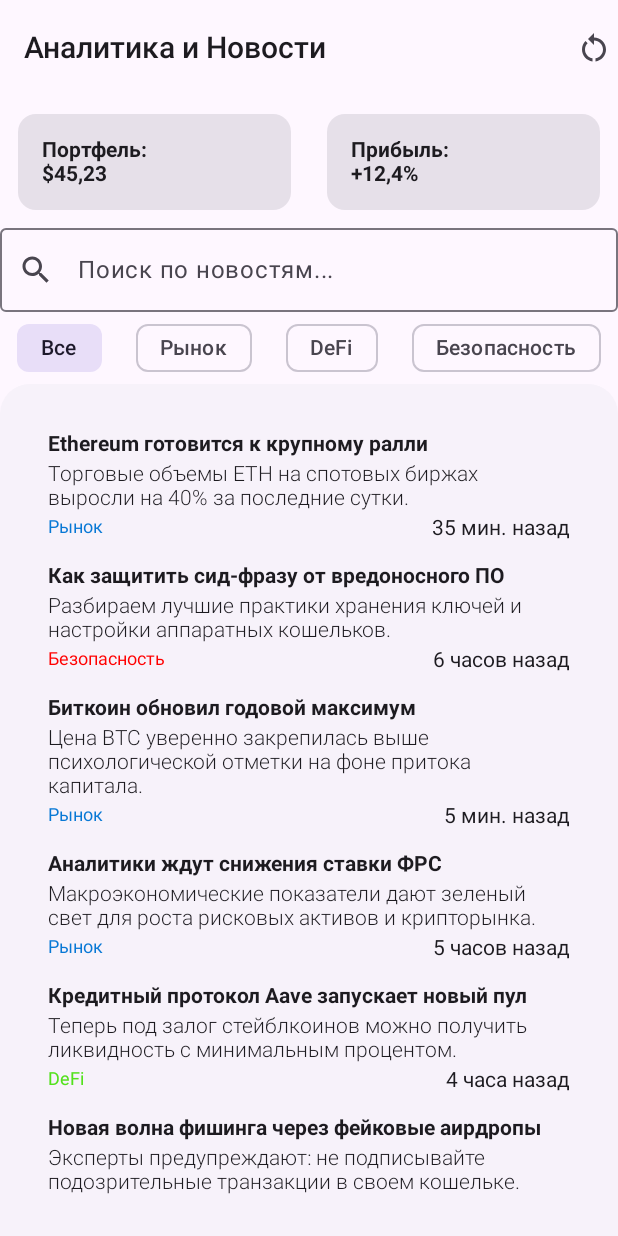
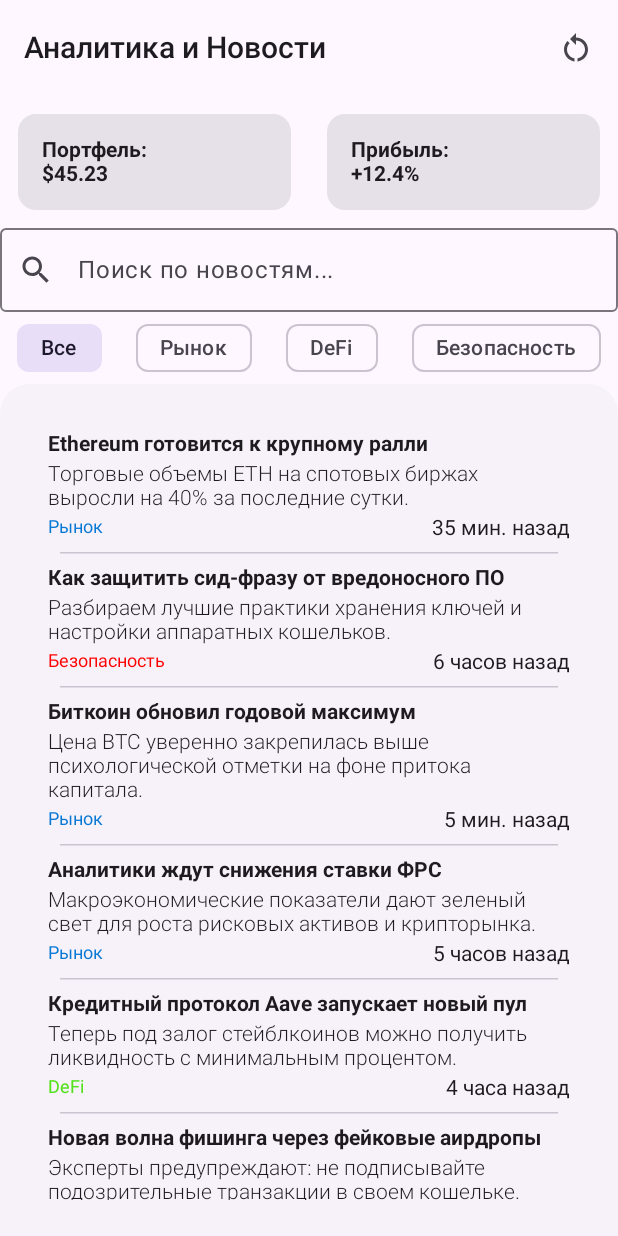
Before and after one commit to maks9678/CriptoTreck, an Android app built with Jetpack Compose: the screen it shows after launch (MainActivity), on a phone screen of 412 x 824 dp. Run offline under Robolectric (Android 15) with nearby library versions, the phone set to English and light mode, and no system bars.

Commit message:
Доработка ui

```diff
--- a/app/src/main/java/com/example/criptotreck/ui/theme/News/NewsScreen.kt
+++ b/app/src/main/java/com/example/criptotreck/ui/theme/News/NewsScreen.kt
@@ -1,6 +1,7 @@
 package com.example.criptotreck.ui.theme.News
 
 import androidx.compose.foundation.layout.Arrangement
+import androidx.compose.foundation.layout.Box
 import androidx.compose.foundation.layout.Column
 import androidx.compose.foundation.layout.Row
 import androidx.compose.foundation.layout.fillMaxSize
@@ -10,6 +11,7 @@ import androidx.compose.foundation.layout.size
 import androidx.compose.foundation.lazy.LazyColumn
 import androidx.compose.foundation.lazy.LazyRow
 import androidx.compose.foundation.lazy.items
+import androidx.compose.foundation.lazy.itemsIndexed
 import androidx.compose.foundation.shape.RoundedCornerShape
 import androidx.compose.foundation.text.input.TextFieldLineLimits
 import androidx.compose.foundation.text.input.TextFieldState
@@ -19,8 +21,10 @@ import androidx.compose.material.icons.filled.Clear
 import androidx.compose.material.icons.filled.RestartAlt
 import androidx.compose.material.icons.filled.Search
 import androidx.compose.material3.Card
+import androidx.compose.material3.CircularProgressIndicator
 import androidx.compose.material3.ExperimentalMaterial3Api
 import androidx.compose.material3.FilterChip
+import androidx.compose.material3.HorizontalDivider
 import androidx.compose.material3.Icon
 import androidx.compose.material3.IconButton
 import androidx.compose.material3.MaterialTheme
@@ -31,18 +35,21 @@ import androidx.compose.material3.Text
 import androidx.compose.material3.TopAppBar
 import androidx.compose.runtime.Composable
 import androidx.compose.runtime.getValue
+import androidx.compose.runtime.key
 import androidx.compose.runtime.snapshotFlow
 import androidx.compose.ui.Alignment
 import androidx.compose.ui.Modifier
 import androidx.compose.ui.graphics.Color
 import androidx.compose.ui.text.font.FontStyle
 import androidx.compose.ui.text.font.FontWeight
+import androidx.compose.ui.text.style.TextAlign
 import androidx.compose.ui.tooling.preview.Preview
 import androidx.compose.ui.unit.dp
 import androidx.compose.ui.unit.sp
 import androidx.lifecycle.compose.collectAsStateWithLifecycle
 import androidx.lifecycle.viewmodel.compose.viewModel
 import com.example.criptotreck.ui.theme.crypto.CryptoAsset
+import kotlinx.coroutines.NonCancellable.key
 
 @Composable
 fun CategoryNews.getContainerColor(): Color {
@@ -61,6 +68,7 @@ fun NewsPreview() {
         {},
         {},
         CategoryNews.DEFI,
+        Portfolio(12.45,10.2),
         listOf(
             News(
                 titleText = "Ethereum готовится к крупному ралли",
@@ -90,10 +98,12 @@ fun NewsScreen() {
         viewModel::onCategorySelected,
         viewModel::refreshNews,
         state.selectedCategory,
+        state.portfolio,
         state.listNews,
         state.isLoading,
     )
 }
+
 @OptIn(ExperimentalMaterial3Api::class)
 @Composable
 fun NewsScreenIternal(
@@ -101,6 +111,7 @@ fun NewsScreen() {
     onCategoryClick: (CategoryNews?) -> Unit,
     onRefreshClick: () -> Unit,
     selectCategory: CategoryNews?,
+    portfolio: Portfolio?,
     listNews: List<News>,
     isLoading: Boolean = false,
 ) {
@@ -118,9 +129,8 @@ fun NewsScreen() {
                 actions = {
                     IconButton(
                         modifier = Modifier
-                                .padding(0.dp)
-                                .size(24.dp),
-                            onClick = {onRefreshClick()},
+                            .padding(0.dp),
+                        onClick = { onRefreshClick() },
                         content = {
                             Icon(
                                 imageVector = Icons.Default.RestartAlt,
@@ -141,9 +151,9 @@ fun NewsScreen() {
                 verticalAlignment = Alignment.CenterVertically,
                 horizontalArrangement = Arrangement.spacedBy(0.dp)
             ) {
-
-                    Element(Modifier.weight(1f), "Портфель:", "$45,23")
-                    Element(Modifier.weight(1f), "Прибыль:", "+12,4%")
+                val signPercent = if((portfolio?.percent ?: 0.0)>=0)"+" else ""
+                Element(Modifier.weight(1f), "Портфель:", "$${portfolio?.cash ?:0.0}")
+                Element(Modifier.weight(1f), "Прибыль:", "$signPercent${portfolio?.percent ?: 0.0}%")
             }
             OutlinedTextField(
                 state = searchBarState,
@@ -185,18 +195,44 @@ fun NewsScreen() {
 
             }
             Surface(
-                    modifier = Modifier.fillMaxWidth(),
+                modifier = Modifier
+                    .fillMaxWidth()
+                    .weight(1f),
                 shape = RoundedCornerShape(topStart = 20.dp, topEnd = 20.dp),
                 color = MaterialTheme.colorScheme.surfaceContainerLow // Или Color.White / surface
             ) {
+                if (isLoading) {
+                    Box(
+                        modifier = Modifier.fillMaxSize(),
+                        contentAlignment = Alignment.Center
+                    ) {
+                        CircularProgressIndicator()
+                    }
+                } else {
+                    if (listNews.isEmpty()) {
+                        Text("Ничего не найдено",
+                            textAlign = TextAlign.Center)
+                    } else {
                         LazyColumn(
                             modifier = Modifier
                                 .padding(24.dp)
                                 .fillMaxWidth(),
                             verticalArrangement = Arrangement.SpaceBetween,
                         ) {
-                        items(listNews) { news ->
-                            CardNews(news)
+                            itemsIndexed(
+                                items = listNews,
+                                key = { _, news -> news.idNews })
+                            { index, news ->
+                                CardNews(news = news)
+                                if (index < listNews.lastIndex) {
+                                    HorizontalDivider(
+                                        modifier = Modifier.padding(horizontal = 16.dp),
+                                        thickness = 1.dp,
+                                        color = MaterialTheme.colorScheme.outlineVariant
+                                    )
+                                }
+                            }
+                        }
                     }
                 }
             }
@@ -241,7 +277,7 @@ fun NewsScreen() {
             fontWeight = FontWeight.Light
         )
         Row(modifier = Modifier.fillMaxWidth(), horizontalArrangement = Arrangement.SpaceBetween) {
-                news.categoryNews?.let{categoryNews ->
+            news.categoryNews?.let { categoryNews ->
                 Text(
                     text = categoryNews.title,
                     color = categoryNews.getContainerColor(),
--- a/app/src/main/java/com/example/criptotreck/ui/theme/News/NewsViewModel.kt
+++ b/app/src/main/java/com/example/criptotreck/ui/theme/News/NewsViewModel.kt
@@ -1,5 +1,6 @@
 package com.example.criptotreck.ui.theme.News
 
+import android.util.Log
 import androidx.compose.foundation.text.input.TextFieldState
 import androidx.compose.runtime.snapshotFlow
 import androidx.lifecycle.ViewModel
@@ -23,6 +24,11 @@ enum class CategoryNews(val title: String) {
     SAFETY("Безопасность"),
 }
 
+data class Portfolio(
+    val cash: Double = 0.0,
+    val percent: Double = 0.0,
+)
+
 data class News(
     val idNews: String = "",
     val titleText: String = "",
@@ -33,10 +39,10 @@ data class News(
 )
 
 data class NewsState(
-    val briefcase: Double = 0.0,
     val listNews: List<News> = emptyList(),
+    val portfolio: Portfolio? = null,
     val selectedCategory: CategoryNews? = null,
-    val isLoading:Boolean = true,
+    val isLoading: Boolean = true,
 ) {
     fun filteredInSelectedCategory() = if (selectedCategory == null) {
         listNews
@@ -61,8 +67,8 @@ class NewsViewModel() : ViewModel() {
             categoryFiltered.filter { news ->
                 news.titleText.contains(inputText, ignoreCase = true) ||
                         news.descriptionText.contains(inputText, ignoreCase = true)
-            }.sortedBy { it.minutesAgo }
-        }
+            }
+        }.sortedBy { it.minutesAgo }
         state.copy(listNews = filterList)
     }.stateIn(
         scope = viewModelScope,
@@ -75,15 +81,25 @@ class NewsViewModel() : ViewModel() {
     }
 
     fun refreshNews() {
+
         loadJob?.cancel()
         loadJob = viewModelScope.launch {
+            _screenState.update { it.copy(isLoading = true) }
+            val newPortfolio = async{loadPortfolioStats()}
             val newYorkDeferred = async { loadNewYorkNewsList() }
             val mockDeferred = async { loadMockNewsList() }
             val londonDeferred = async { loadLondonNewsList() }
 
             val mergeList = newYorkDeferred.await() + mockDeferred.await() + londonDeferred.await()
-            _screenState.update { it.copy(listNews = mergeList,
-                isLoading = false) }
+            val mergePortfolio = newPortfolio.await()
+            Log.i("NewsViewModel", "ответы получены")
+            _screenState.update {
+                it.copy(
+                    listNews = mergeList,
+                    portfolio = mergePortfolio,
+                    isLoading = false
+                )
+            }
         }
     }
 
@@ -92,14 +108,20 @@ class NewsViewModel() : ViewModel() {
     }
 }
 
-suspend fun updateDataScreen() {
-
+suspend fun loadPortfolioStats(): Portfolio {
+    delay(3000.milliseconds)
+    return Portfolio(
+        45.23,
+        12.4
+    )
 }
 
 suspend fun loadNewYorkNewsList(): List<News> {
     delay(7000.milliseconds)
+    Log.i("NewsViewModel", "loadNewYorkNewsList")
     return listOf(
         News(
+            idNews = "1",
             titleText = "Ethereum готовится к крупному ралли",
             descriptionText = "Торговые объемы ETH на спотовых биржах выросли на 40% за последние сутки.",
             categoryNews = CategoryNews.BURSE,
@@ -107,6 +129,7 @@ suspend fun loadNewYorkNewsList(): List<News> {
 
         ),
         News(
+            idNews = "2",
             titleText = "Как защитить сид-фразу от вредоносного ПО",
             descriptionText = "Разбираем лучшие практики хранения ключей и настройки аппаратных кошельков.",
             categoryNews = CategoryNews.SAFETY,
@@ -118,8 +141,10 @@ suspend fun loadNewYorkNewsList(): List<News> {
 
 suspend fun loadLondonNewsList(): List<News> {
     delay(2000.milliseconds)
+    Log.i("NewsViewModel", "loadMockNewsList")
     return listOf(
         News(
+            idNews = "3",
             titleText = "Обнаружена уязвимость в популярном мосте",
             descriptionText = "Разработчики вовремя остановили смарт-контракт и спасли миллионы долларов пользователей.",
             categoryNews = CategoryNews.SAFETY,
@@ -127,6 +152,7 @@ suspend fun loadLondonNewsList(): List<News> {
         ),
 
         News(
+            idNews = "4",
             titleText = "Solana обогнала конкурентов по объемам",
             descriptionText = "Активность трейдеров в сети SOL бьет рекорды третью неделю подряд.",
             categoryNews = CategoryNews.BURSE,
@@ -137,9 +163,11 @@ suspend fun loadLondonNewsList(): List<News> {
 
 suspend fun loadMockNewsList(): List<News> {
     delay(5000.milliseconds)
+    Log.i("NewsViewModel", "loadMockNewsList")
     return listOf(
 // --- РЫНОК (BURSE) ---
         News(
+            idNews = "5",
             titleText = "Биткоин обновил годовой максимум",
             descriptionText = "Цена BTC уверенно закрепилась выше психологической отметки на фоне притока капитала.",
             categoryNews = CategoryNews.BURSE,
@@ -147,6 +175,7 @@ suspend fun loadMockNewsList(): List<News> {
         ),
 
         News(
+            idNews = "6",
             titleText = "Аналитики ждут снижения ставки ФРС",
             descriptionText = "Макроэкономические показатели дают зеленый свет для роста рисковых активов и крипторынка.",
             categoryNews = CategoryNews.BURSE,
@@ -156,6 +185,7 @@ suspend fun loadMockNewsList(): List<News> {
 // --- DEFI ---
 
         News(
+            idNews = "7",
             titleText = "Кредитный протокол Aave запускает новый пул",
             descriptionText = "Теперь под залог стейблкоинов можно получить ликвидность с минимальным процентом.",
             categoryNews = CategoryNews.DEFI,
@@ -164,6 +194,7 @@ suspend fun loadMockNewsList(): List<News> {
 
 // --- БЕЗОПАСНОСТЬ (SAFETY) ---
         News(
+            idNews = "8",
             titleText = "Новая волна фишинга через фейковые аирдропы",
             descriptionText = "Эксперты предупреждают: не подписывайте подозрительные транзакции в своем кошельке.",
             categoryNews = CategoryNews.SAFETY,
```
Lines whose indentation alone changed are shown as unchanged.
